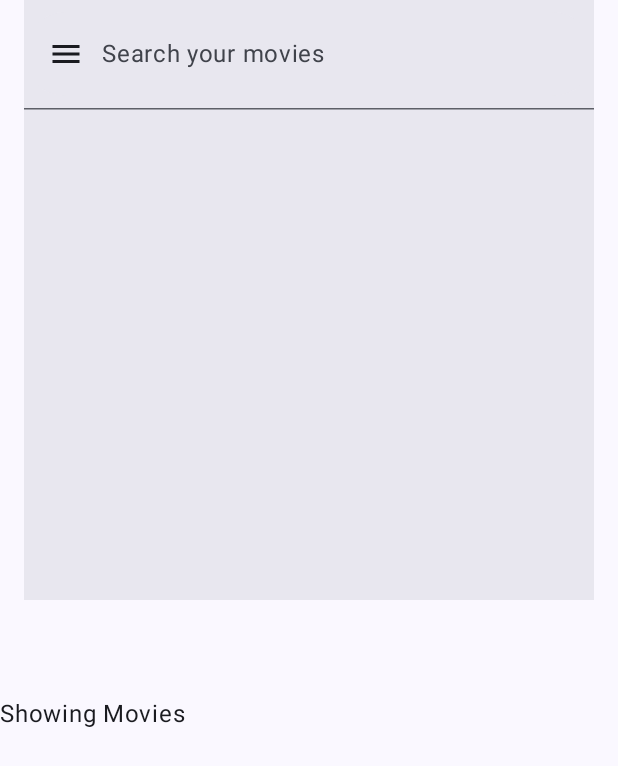
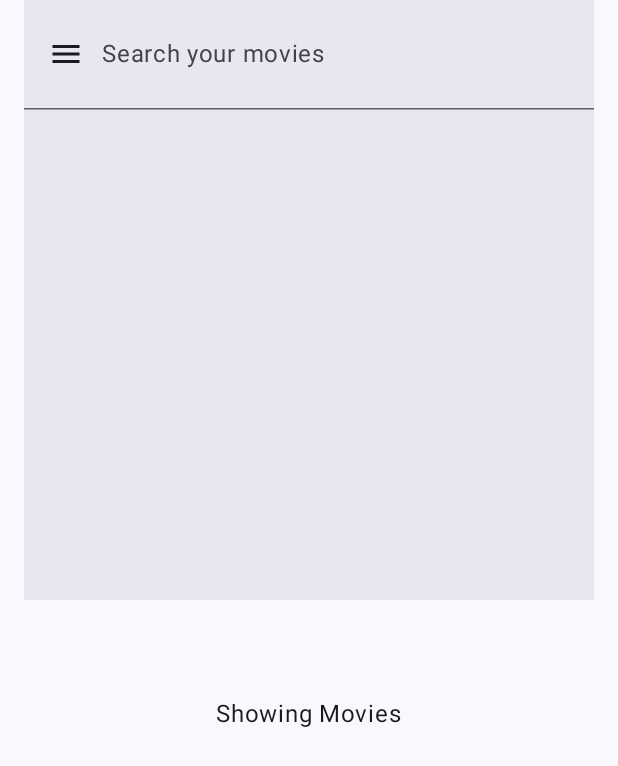
Before and after one commit to photizzo/LimeLight, an Android app built with Jetpack Compose: the HomeScreen screen opened through its navigation route, on a phone screen of 412 x 824 dp. Shown: the top 766 px of the screen. Run offline under Robolectric (Android 15) with nearby library versions, the light colour scheme and no system bars; our stand-ins replace Dagger/Hilt's generated code, Firebase (no records; nobody signed in at launch, a user with empty details on screens opened directly).

Commit message:
Tiny tweak

```diff
--- a/app/src/main/java/com/madememagic/limelight/presentation/home/HomeScreen.kt
+++ b/app/src/main/java/com/madememagic/limelight/presentation/home/HomeScreen.kt
@@ -208,6 +208,7 @@ private fun HomeContent(
 ) {
     Column(modifier = modifier.fillMaxSize()) {
         Spacer(modifier = Modifier.height(56.dp))
-        Text(text = "Showing Movies")
+
+        Text(modifier = Modifier.align(Alignment.CenterHorizontally), text = "Showing Movies")
     }
 }
```
